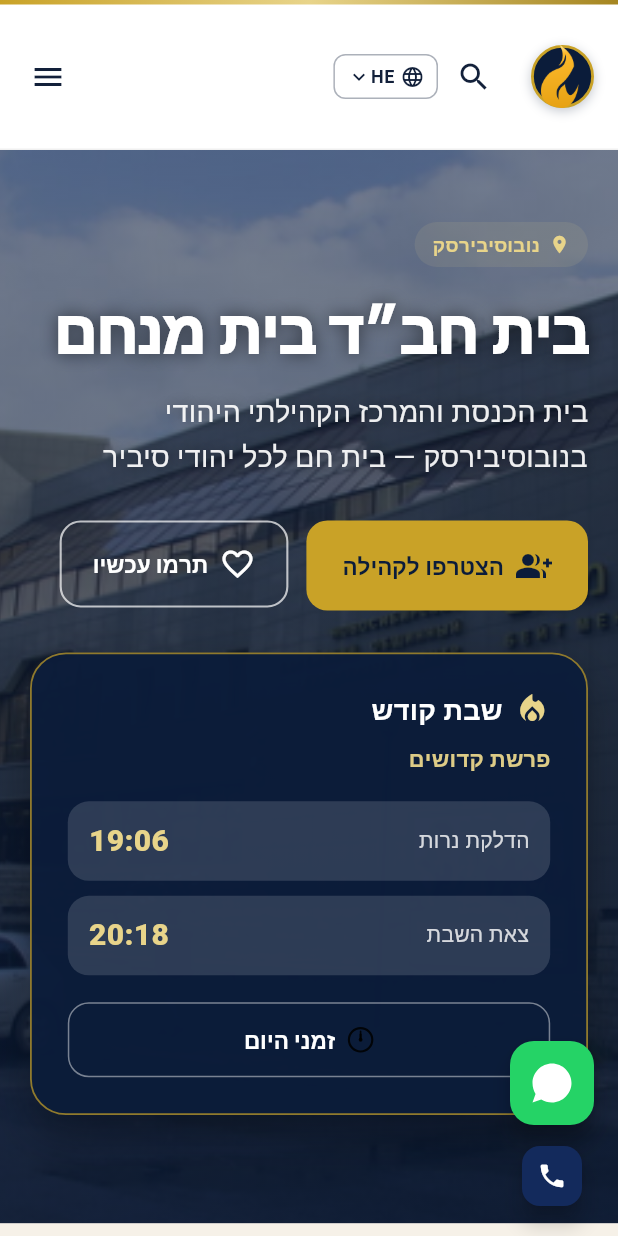
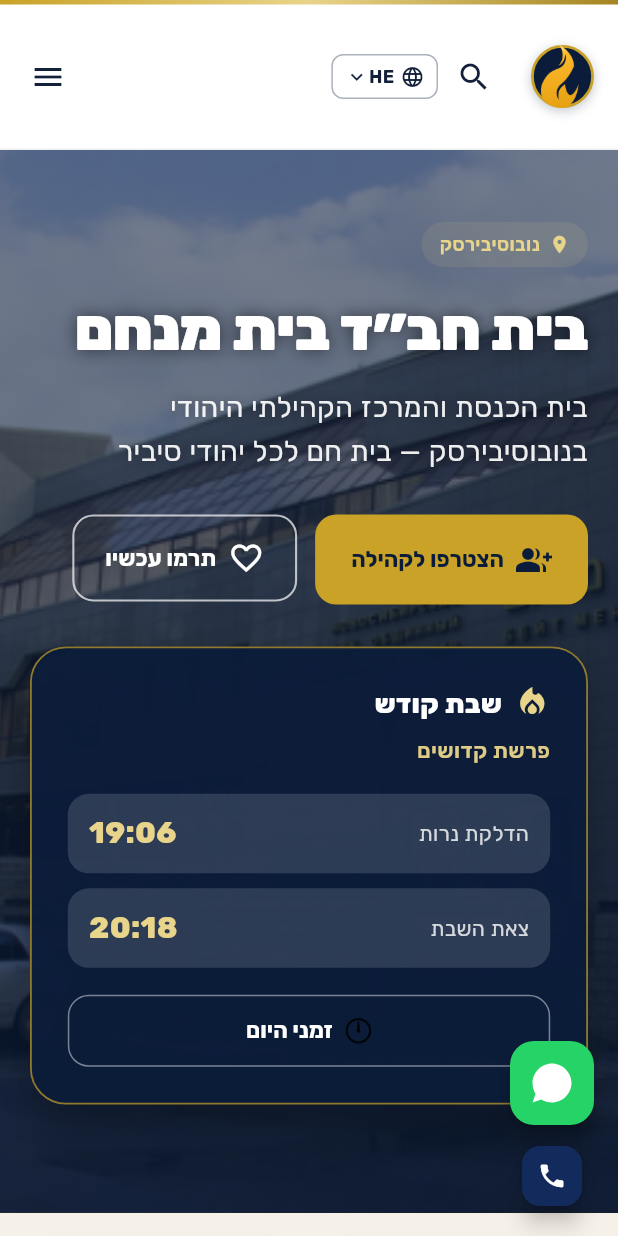
Before and after one commit to shneurGreenberg/chabad-site, a Flutter app: the screen it shows after launch, on a phone screen of 412 x 824 dp. Run offline on Flutter 3.47's test engine with Material 3 defaults, Android fonts, the phone set to English and light mode, and no system bars; drawn by our look-alikes of flutter_animate; our stand-ins replace cloud_firestore, firebase_auth, firebase_core, flutter_html, go_router, google_fonts and 2 more; missing offline and left inert: dart:js_interop; accounts and stored records are empty; network calls fail.

Commit message:
Fix Russian font rendering with google_fonts package
CanvasKit doesn't use CSS fonts from index.html - fonts must be
registered in Flutter. Using google_fonts package to properly load
and register both Heebo (Hebrew+Latin) and Rubik (Cyrillic fallback).

Changes:
- Add google_fonts ^6.2.1 to pubspec.yaml
- Use GoogleFonts.heeboTextTheme() for base theme
- Set fontFamilyFallback to GoogleFonts.rubik() on all text styles
- This ensures CanvasKit has Cyrillic glyphs for Russian nav labels
- Heebo stays primary for Hebrew, Rubik handles Cyrillic/Russian

Co-authored-by: shneurGreenberg <shneurGreenberg@users.noreply.github.com>

```diff
--- a/lib/theme.dart
+++ b/lib/theme.dart
@@ -1,4 +1,5 @@
 import 'package:flutter/material.dart';
+import 'package:google_fonts/google_fonts.dart';
 
 import 'models.dart';
 
@@ -265,13 +266,16 @@ ThemeData buildAppTheme([SitePalette? palette]) {
     outline: p.muted,
   );
 
+  // Load Rubik for Cyrillic fallback (google_fonts registers it with CanvasKit)
+  final rubikFamily = GoogleFonts.rubik().fontFamily;
+  final fontFallback = rubikFamily != null ? [rubikFamily] : <String>[];
+
   final base = ThemeData(
     useMaterial3: true,
     brightness: brightness,
     colorScheme: scheme,
     scaffoldBackgroundColor: p.surface,
-    fontFamily: 'Heebo',
-    fontFamilyFallback: const ['Rubik'],
+    textTheme: GoogleFonts.heeboTextTheme(),
   );
 
   return base.copyWith(
@@ -389,23 +393,50 @@ ThemeData buildAppTheme([SitePalette? palette]) {
       displaySmall: base.textTheme.displaySmall?.copyWith(
         fontWeight: FontWeight.w800,
         color: p.ink,
+        fontFamilyFallback: fontFallback,
       ),
       headlineMedium: base.textTheme.headlineMedium?.copyWith(
         fontWeight: FontWeight.w800,
         color: p.ink,
+        fontFamilyFallback: fontFallback,
       ),
       titleLarge: base.textTheme.titleLarge?.copyWith(
         fontWeight: FontWeight.w700,
         color: p.ink,
+        fontFamilyFallback: fontFallback,
       ),
-      titleMedium: base.textTheme.titleMedium?.copyWith(color: p.ink),
-      titleSmall: base.textTheme.titleSmall?.copyWith(color: p.ink),
-      bodyMedium: base.textTheme.bodyMedium?.copyWith(color: p.ink),
-      bodyLarge: base.textTheme.bodyLarge?.copyWith(color: p.ink),
-      bodySmall: base.textTheme.bodySmall?.copyWith(color: p.muted),
-      labelLarge: base.textTheme.labelLarge?.copyWith(color: p.ink),
-      labelMedium: base.textTheme.labelMedium?.copyWith(color: p.muted),
-      labelSmall: base.textTheme.labelSmall?.copyWith(color: p.muted),
+      titleMedium: base.textTheme.titleMedium?.copyWith(
+        color: p.ink,
+        fontFamilyFallback: fontFallback,
+      ),
+      titleSmall: base.textTheme.titleSmall?.copyWith(
+        color: p.ink,
+        fontFamilyFallback: fontFallback,
+      ),
+      bodyMedium: base.textTheme.bodyMedium?.copyWith(
+        color: p.ink,
+        fontFamilyFallback: fontFallback,
+      ),
+      bodyLarge: base.textTheme.bodyLarge?.copyWith(
+        color: p.ink,
+        fontFamilyFallback: fontFallback,
+      ),
+      bodySmall: base.textTheme.bodySmall?.copyWith(
+        color: p.muted,
+        fontFamilyFallback: fontFallback,
+      ),
+      labelLarge: base.textTheme.labelLarge?.copyWith(
+        color: p.ink,
+        fontFamilyFallback: fontFallback,
+      ),
+      labelMedium: base.textTheme.labelMedium?.copyWith(
+        color: p.muted,
+        fontFamilyFallback: fontFallback,
+      ),
+      labelSmall: base.textTheme.labelSmall?.copyWith(
+        color: p.muted,
+        fontFamilyFallback: fontFallback,
+      ),
     ),
     pageTransitionsTheme: PageTransitionsTheme(
       builders: {
--- a/pubspec.yaml
+++ b/pubspec.yaml
@@ -47,6 +47,7 @@ dependencies:
   cloud_firestore: ^6.0.3
   firebase_auth: ^6.1.2
   flutter_html: ^3.0.0-beta.2
+  google_fonts: ^6.2.1
 
 dev_dependencies:
   flutter_test:
```
